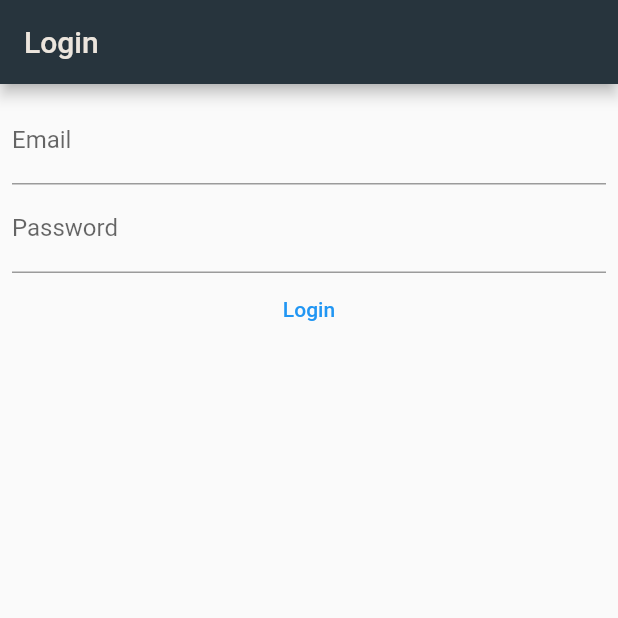
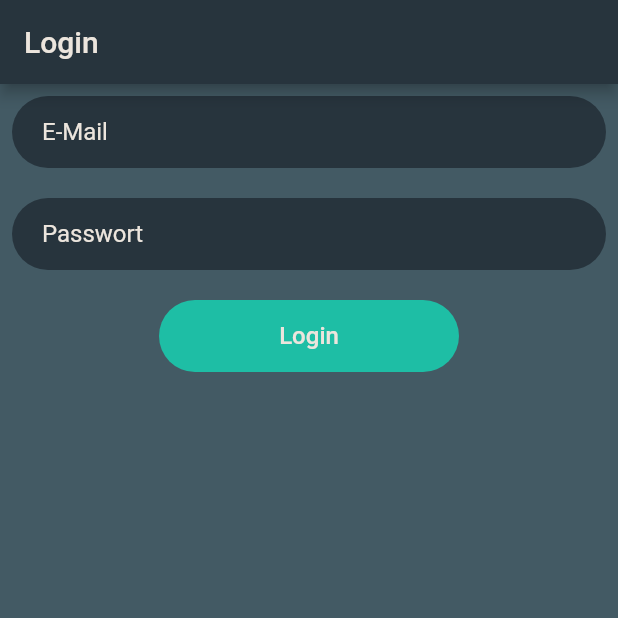
Before and after one commit to robertexplodes/flutterchat, a Flutter app: the screen it shows after launch, on a phone screen of 412 x 824 dp, the top half of it. Run offline on Flutter 3.47's test engine with Material 2 defaults, Android fonts, the phone set to English and light mode, and no system bars; accounts and stored records are empty.

Commit message:
design changes

```diff
--- a/lib/pages/login_page.dart
+++ b/lib/pages/login_page.dart
@@ -1,5 +1,6 @@
 import 'package:chat/domain/login_provider.dart';
 import 'package:chat/pages/chats_page.dart';
+import 'package:chat/widgets/constants.dart';
 import 'package:flutter/material.dart';
 import 'package:provider/provider.dart';
 
@@ -17,16 +18,39 @@ class LoginPage extends StatelessWidget {
         appBar: AppBar(
           title: const Text('Login'),
         ),
-        body: Padding(
+        body: Container(
+          color: whatsappGrey,
           padding: const EdgeInsets.all(8.0),
           child: Form(
             key: _formKey,
             child: Column(
               children: [
                 TextFormField(
+                  style: TextStyle(
+                    color: accentGrey,
+                  ),
                   controller: _emailController,
-                  decoration: const InputDecoration(
-                    labelText: 'Email',
+                  decoration: InputDecoration(
+                    focusedBorder: OutlineInputBorder(
+                      borderRadius: BorderRadius.circular(30),
+                      borderSide: const BorderSide(
+                        color: Colors.transparent,
+                      ),
+                    ),
+                    enabledBorder: OutlineInputBorder(
+                      borderRadius: BorderRadius.circular(30),
+                      borderSide: const BorderSide(
+                        color: Colors.transparent,
+                      ),
+                    ),
+                    filled: true,
+                    fillColor: darkGrey,
+                    hintStyle: const TextStyle(
+                      color: accentGrey,
+                    ),
+                    hintText: 'E-Mail',
+                    contentPadding: const EdgeInsets.symmetric(
+                        horizontal: 20.0, vertical: 10.0),
                   ),
                   validator: (value) {
                     if (value == null || value.isEmpty) {
@@ -38,10 +62,34 @@ class LoginPage extends StatelessWidget {
                     return null;
                   },
                 ),
-                TextFormField(
+                Container(
+                  margin: const EdgeInsets.only(top: 20.0),
+                  child: TextFormField(
+                    style: TextStyle(
+                      color: accentGrey,
+                    ),
                     controller: _passwordController,
-                  decoration: const InputDecoration(
-                    labelText: 'Password',
+                    decoration: InputDecoration(
+                      focusedBorder: OutlineInputBorder(
+                        borderRadius: BorderRadius.circular(30),
+                        borderSide: const BorderSide(
+                          color: Colors.transparent,
+                        ),
+                      ),
+                      enabledBorder: OutlineInputBorder(
+                        borderRadius: BorderRadius.circular(30),
+                        borderSide: const BorderSide(
+                          color: Colors.transparent,
+                        ),
+                      ),
+                      filled: true,
+                      fillColor: darkGrey,
+                      hintStyle: const TextStyle(
+                        color: accentGrey,
+                      ),
+                      hintText: 'Passwort',
+                      contentPadding: const EdgeInsets.symmetric(
+                          horizontal: 20.0, vertical: 10.0),
                     ),
                     validator: (value) {
                       if (value == null || value.isEmpty) {
@@ -49,12 +97,28 @@ class LoginPage extends StatelessWidget {
                       }
                       return null;
                     },
+                    obscureText: true,
                   ),
-                TextButton(
-                  child: const Text('Login'),
+                ),
+                Container(
+                  width: 200,
+                  margin: const EdgeInsets.only(top: 20.0),
+                  child: TextButton(
+                    child: const Text(
+                      'Login',
+                      style: TextStyle(
+                        color: accentGrey,
+                        fontSize: 16,
+                      ),
+                    ),
                     onPressed: () {
                       handleLogin(context);
                     },
+                  ),
+                  decoration: BoxDecoration(
+                    borderRadius: BorderRadius.circular(30),
+                    color: primaryGreen,
+                  ),
                 ),
               ],
             ),
@@ -71,8 +135,7 @@ class LoginPage extends StatelessWidget {
         .login(_emailController.text, _passwordController.text)
         .then((user) {
       Navigator.of(context).popAndPushNamed(ChatsPage.route);
-    })
-        .catchError((error) {
+    }).catchError((error) {
       showModalBottomSheet(
         context: context,
         builder: (BuildContext context) {
```
Lines whose indentation alone changed are shown as unchanged.
